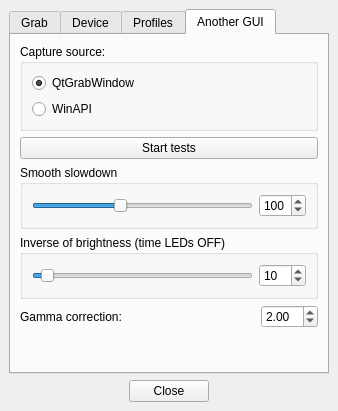
Atarity/Lightpack, file Software/src/mainwindow.ui: the form before one commit.
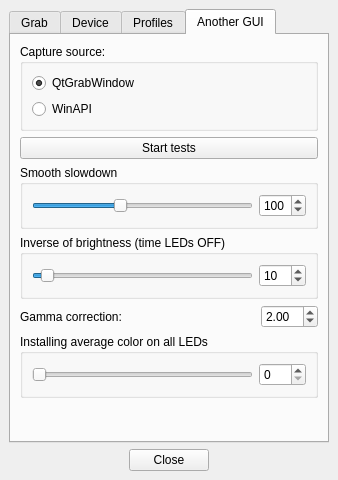
The form after the commit. The open tabs and pages were chosen to show the change. Icons and pictures are not drawn.

Commit message: Software: MainWindow: add group box to another GUI for install average color on all LEDs; add private slot setAvgColorOnAllLEDs(int); StructRGB: add new public constructor StructRGB(QRgb rgb, QRgb steps);

```diff
--- a/Software/src/mainwindow.ui
+++ b/Software/src/mainwindow.ui
@@ -8,7 +8,7 @@
     <x>0</x>
     <y>0</y>
     <width>338</width>
-    <height>411</height>
+    <height>480</height>
    </rect>
   </property>
   <property name="windowTitle">
@@ -842,6 +842,47 @@
           </item>
          </layout>
         </item>
+        <item>
+         <widget class="QGroupBox" name="groupBox_6">
+          <property name="title">
+           <string>Installing average color on all LEDs</string>
+          </property>
+          <layout class="QHBoxLayout" name="horizontalLayout_10">
+           <item>
+            <widget class="QSlider" name="horizontalSlider_HW_SetAvgColor">
+             <property name="minimum">
+              <number>0</number>
+             </property>
+             <property name="maximum">
+              <number>255</number>
+             </property>
+             <property name="pageStep">
+              <number>5</number>
+             </property>
+             <property name="value">
+              <number>0</number>
+             </property>
+             <property name="orientation">
+              <enum>Qt::Horizontal</enum>
+             </property>
+            </widget>
+           </item>
+           <item>
+            <widget class="QSpinBox" name="spinBox_HW_SetAvgColor">
+             <property name="minimum">
+              <number>0</number>
+             </property>
+             <property name="maximum">
+              <number>255</number>
+             </property>
+             <property name="value">
+              <number>0</number>
+             </property>
+            </widget>
+           </item>
+          </layout>
+         </widget>
+        </item>
         <item>
          <spacer name="verticalSpacer_4">
           <property name="orientation">
```
Left out of the diff: 34 changed lines with no effect on the pictures. The commit also changes 3 other files.
